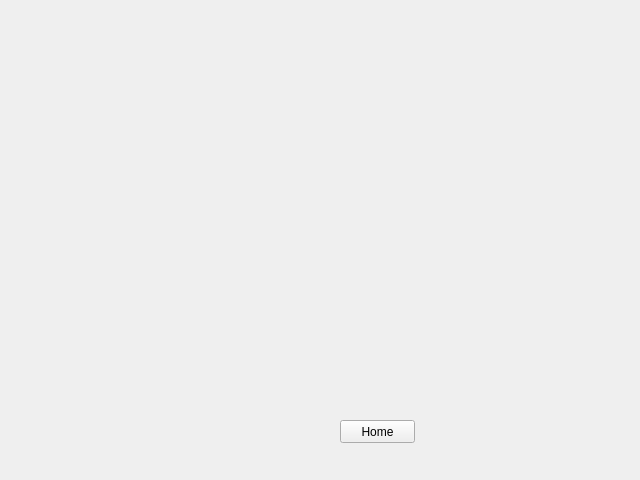
qorgh346/KGU_MultiMedia_Hobe, file rotateWindow.ui: the form before one commit.
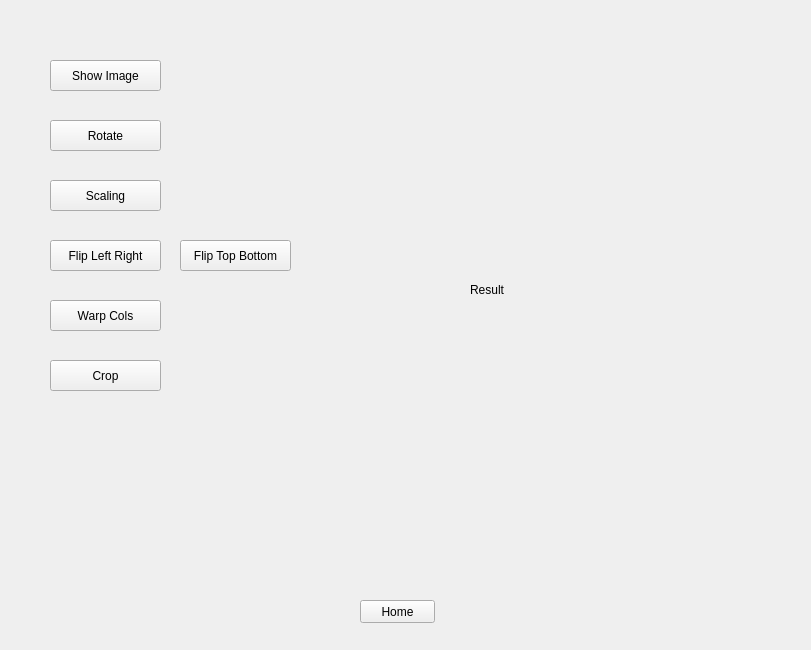
The form after the commit.

What changed in the file:
```diff
--- a/rotateWindow.ui
+++ b/rotateWindow.ui
@@ -6,8 +6,8 @@
    <rect>
     <x>0</x>
     <y>0</y>
-    <width>640</width>
-    <height>480</height>
+    <width>811</width>
+    <height>650</height>
    </rect>
   </property>
   <property name="windowTitle">
@@ -16,8 +16,8 @@
   <widget class="QPushButton" name="home">
    <property name="geometry">
     <rect>
-     <x>340</x>
-     <y>420</y>
+     <x>360</x>
+     <y>600</y>
      <width>75</width>
      <height>23</height>
     </rect>
@@ -26,6 +26,110 @@
     <string>Home</string>
    </property>
   </widget>
+  <widget class="QPushButton" name="rotateBtn">
+   <property name="geometry">
+    <rect>
+     <x>50</x>
+     <y>120</y>
+     <width>111</width>
+     <height>31</height>
+    </rect>
+   </property>
+   <property name="text">
+    <string>Rotate</string>
+   </property>
+  </widget>
+  <widget class="QPushButton" name="scalingBtn">
+   <property name="geometry">
+    <rect>
+     <x>50</x>
+     <y>180</y>
+     <width>111</width>
+     <height>31</height>
+    </rect>
+   </property>
+   <property name="text">
+    <string>Scaling</string>
+   </property>
+  </widget>
+  <widget class="QPushButton" name="flipLRBtn">
+   <property name="geometry">
+    <rect>
+     <x>50</x>
+     <y>240</y>
+     <width>111</width>
+     <height>31</height>
+    </rect>
+   </property>
+   <property name="text">
+    <string>Flip Left Right</string>
+   </property>
+  </widget>
+  <widget class="QPushButton" name="warpColBtn">
+   <property name="geometry">
+    <rect>
+     <x>50</x>
+     <y>300</y>
+     <width>111</width>
+     <height>31</height>
+    </rect>
+   </property>
+   <property name="text">
+    <string>Warp Cols</string>
+   </property>
+  </widget>
+  <widget class="QPushButton" name="cropBtn">
+   <property name="geometry">
+    <rect>
+     <x>50</x>
+     <y>360</y>
+     <width>111</width>
+     <height>31</height>
+    </rect>
+   </property>
+   <property name="text">
+    <string>Crop</string>
+   </property>
+  </widget>
+  <widget class="QPushButton" name="flipTBBtn">
+   <property name="geometry">
+    <rect>
+     <x>180</x>
+     <y>240</y>
+     <width>111</width>
+     <height>31</height>
+    </rect>
+   </property>
+   <property name="text">
+    <string>Flip Top Bottom</string>
+   </property>
+  </widget>
+  <widget class="QLabel" name="view_result">
+   <property name="geometry">
+    <rect>
+     <x>470</x>
+     <y>140</y>
+     <width>300</width>
+     <height>300</height>
+    </rect>
+   </property>
+   <property name="text">
+    <string>Result</string>
+   </property>
+  </widget>
+  <widget class="QPushButton" name="imgshowBtn">
+   <property name="geometry">
+    <rect>
+     <x>50</x>
+     <y>60</y>
+     <width>111</width>
+     <height>31</height>
+    </rect>
+   </property>
+   <property name="text">
+    <string>Show Image</string>
+   </property>
+  </widget>
  </widget>
  <resources/>
  <connections/>
```
